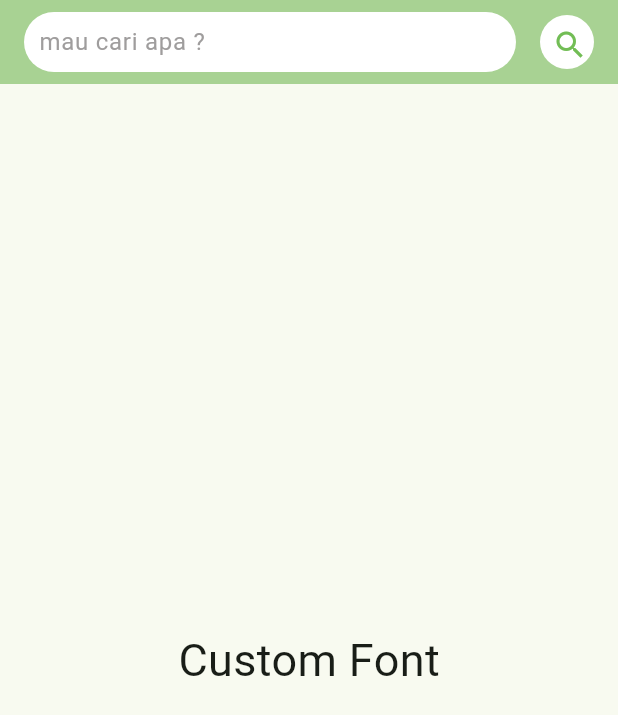
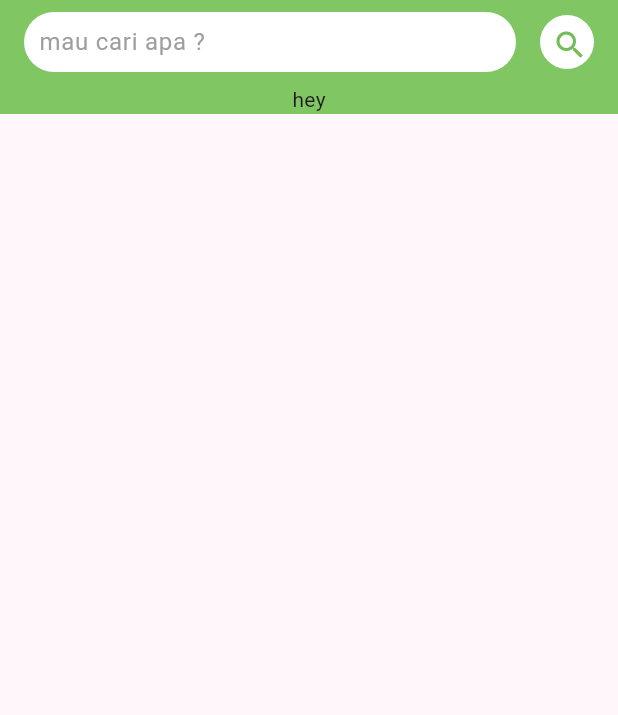
Before and after one commit to jonrysimbolon/ud_simbolon, a Flutter app: the screen it shows after launch, on a phone screen of 412 x 824 dp. Shown: the top 715 px of the screen. Run offline on Flutter 3.47's test engine with Material 2 defaults, Android fonts, the phone set to English and light mode, and no system bars.

Commit message:
make color appbar and body same

```diff
--- a/lib/main.dart
+++ b/lib/main.dart
@@ -13,7 +13,7 @@ class MyApp extends StatelessWidget {
     return MaterialApp(
       title: 'UD. SIMBOLON',
       theme: ThemeData(
-        colorScheme: ColorScheme.fromSeed(seedColor: bgColor),
+        colorScheme: ColorScheme.fromSeed(seedColor: Colors.purple),
         useMaterial3: true,
       ),
       home: const MyHomePage(title: 'Home'),
@@ -38,7 +38,6 @@ class _MyHomePageState extends State<MyHomePage> {
   void initState() {
     super.initState();
 
-    // Add a listener to the controller to check for text changes
     _controller.addListener(() {
       setState(() {
         _isNotEmpty = _controller.text.isNotEmpty;
@@ -56,7 +55,7 @@ class _MyHomePageState extends State<MyHomePage> {
   Widget build(BuildContext context) {
     return Scaffold(
         appBar: AppBar(
-        backgroundColor: Theme.of(context).colorScheme.inversePrimary,
+          backgroundColor: bgColor,
           title: HeaderComponent(
             controller: _controller,
             isNotEmpty: _isNotEmpty,
@@ -70,7 +69,6 @@ class _MyHomePageState extends State<MyHomePage> {
                 child: IconButton(
                     onPressed: () {
                       showAlert(context, _controller.text);
-                    //showCustomSnackBar(context, _controller.text);
                     },
                     icon: const Icon(
                       Icons.search,
@@ -80,13 +78,14 @@ class _MyHomePageState extends State<MyHomePage> {
             )
           ],
         ),
-      body: const Center(
-          child: Text(
-        'Custom Font',
-        style: TextStyle(
-          fontSize: 30,
+        body: Column(
+          children: [
+          Container(
+            color: bgColor,
+            child: const Center(
+              child: Text("hey"),
             ),
-      )),
-    );
+          )
+        ]));
   }
 }
```
Lines whose indentation alone changed are shown as unchanged.
